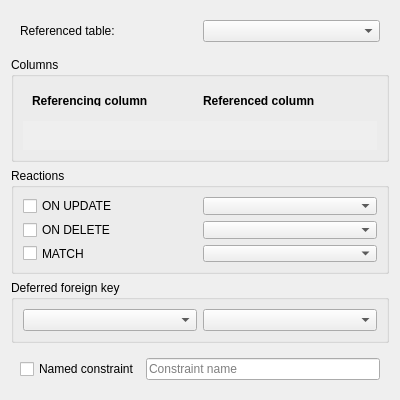
pawelsalawa/sqlitestudio, file SQLiteStudio3/guiSQLiteStudio/constraints/tableforeignkeypanel.ui: the form before one commit.
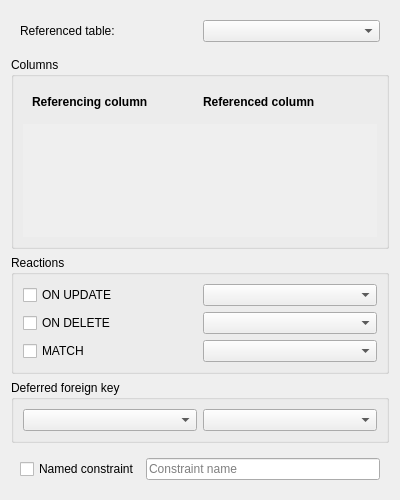
The form after the commit.

```diff
--- a/SQLiteStudio3/guiSQLiteStudio/constraints/tableforeignkeypanel.ui
+++ b/SQLiteStudio3/guiSQLiteStudio/constraints/tableforeignkeypanel.ui
@@ -7,13 +7,13 @@
     <x>0</x>
     <y>0</y>
     <width>400</width>
-    <height>400</height>
+    <height>500</height>
    </rect>
   </property>
   <property name="minimumSize">
    <size>
     <width>0</width>
-    <height>400</height>
+    <height>500</height>
    </size>
   </property>
   <property name="windowTitle">
@@ -89,7 +89,7 @@
            <x>0</x>
            <y>0</y>
            <width>358</width>
-           <height>25</height>
+           <height>87</height>
           </rect>
          </property>
         </widget>
```
